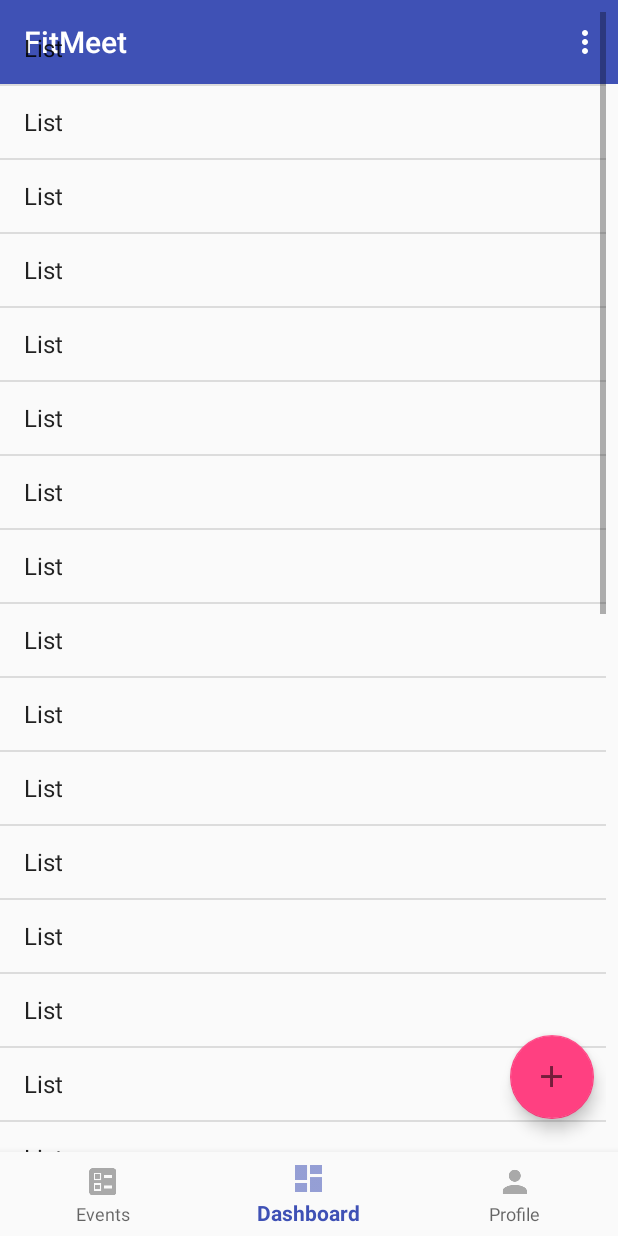
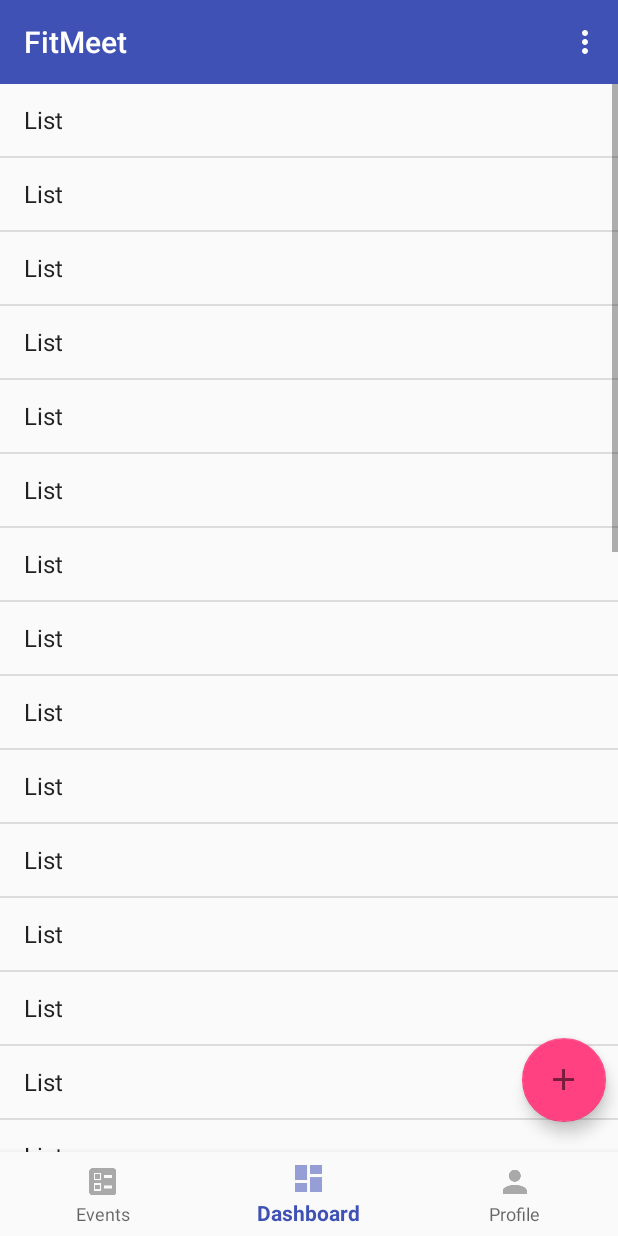
Before and after one commit to Karanveer-1/Fit-Meet, an Android app: the fragment EventListFragment placed in its activity, on a phone screen of 412 x 824 dp. Run offline under Robolectric (Android 15) with nearby library versions, the phone set to English and light mode, and no system bars.

Commit message:
Fixed minor issues.

```diff
--- a/app/src/main/res/layout/activity_main.xml
+++ b/app/src/main/res/layout/activity_main.xml
@@ -8,20 +8,14 @@
     android:layout_height="match_parent"
     tools:context=".MainActivity">
 
-
     <include layout="@layout/toolbar_main" android:id="@+id/toolbar" />
 
     <FrameLayout
         android:id="@+id/fragment_container"
         android:layout_width="match_parent"
         android:layout_height="match_parent"
-        android:layout_marginTop="8dp"
-        android:layout_marginEnd="8dp"
-        android:layout_marginBottom="8dp"
-        app:layout_constraintBottom_toBottomOf="parent"
-        app:layout_constraintEnd_toEndOf="parent"
-        app:layout_constraintStart_toStartOf="parent"
-        app:layout_constraintTop_toTopOf="parent" />
+        android:layout_marginTop="?attr/actionBarSize"
+        android:layout_marginBottom="?attr/actionBarSize"/>
 
     <android.support.design.widget.BottomNavigationView
         android:id="@+id/navigation"
@@ -33,8 +27,6 @@
         app:layout_constraintBottom_toBottomOf="parent"
         app:layout_constraintLeft_toLeftOf="parent"
         app:layout_constraintRight_toRightOf="parent"
-        app:menu="@menu/navigation" >
-
-    </android.support.design.widget.BottomNavigationView>
+        app:menu="@menu/navigation" />
 
 </android.support.constraint.ConstraintLayout>
--- a/app/src/main/res/layout/fragment_event_list.xml
+++ b/app/src/main/res/layout/fragment_event_list.xml
@@ -49,7 +49,7 @@
         android:layout_marginTop="@dimen/fab_margin"
         android:layout_marginStart="@dimen/fab_margin"
         android:layout_marginEnd="@dimen/fab_margin"
-        android:layout_marginBottom="70dp"
+        android:layout_marginBottom="20dp"
         android:src="@drawable/ic_action_add" />
 
 </android.support.design.widget.CoordinatorLayout>
```
Also changed, not shown: app/src/main/java/ca/bcit/fitmeet/SettingsActivity.java (added, +13 -0 lines), app/src/main/res/layout/activity_settings.xml (added, +9 -0 lines).
